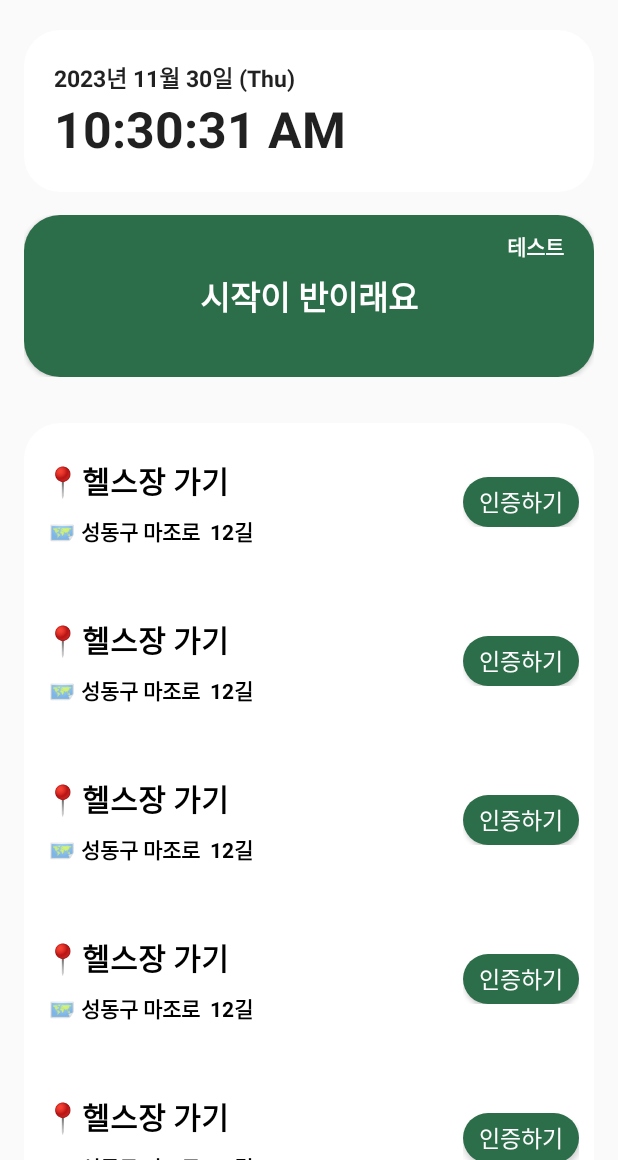
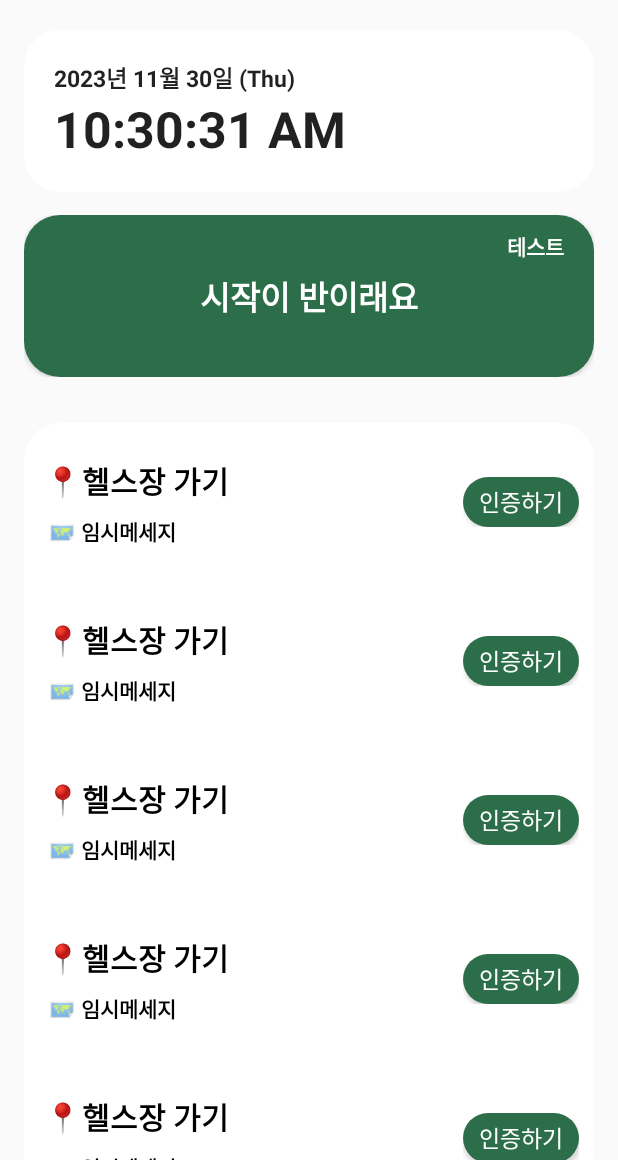
Before and after one commit to yubin425/DailyFootprint, an Android app: the layout fragment_home.xml on its own in the app's theme, with its tools: preview values and no code run, on a phone screen of 412 x 824 dp, the part 76-1236 px from its top. Run offline under Robolectric (Android 15) with nearby library versions, the phone set to English and light mode, and no system bars.

Commit message:
[fix] 메세지 수정

```diff
--- a/app/src/main/res/layout/home_recycler_view_item.xml
+++ b/app/src/main/res/layout/home_recycler_view_item.xml
@@ -70,7 +70,7 @@
                     android:layout_width="wrap_content"
                     android:layout_height="wrap_content"
                     android:layout_marginEnd="8dp"
-                    android:text="성동구 마조로  12길"
+                    android:text="임시메세지"
                     android:textColor="#000000"
                     android:textSize="14sp"
                     android:textStyle="bold" />
```
Also changed, not shown: app/src/main/java/com/example/dailyfootprint/ui/home/HomeFragment.kt (+4 -4 lines).
